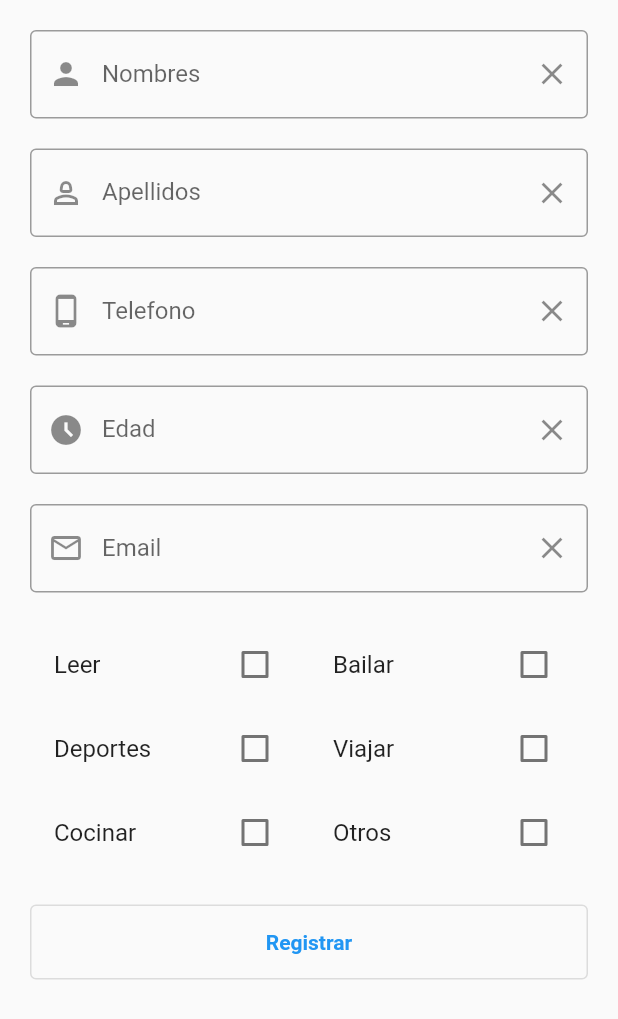
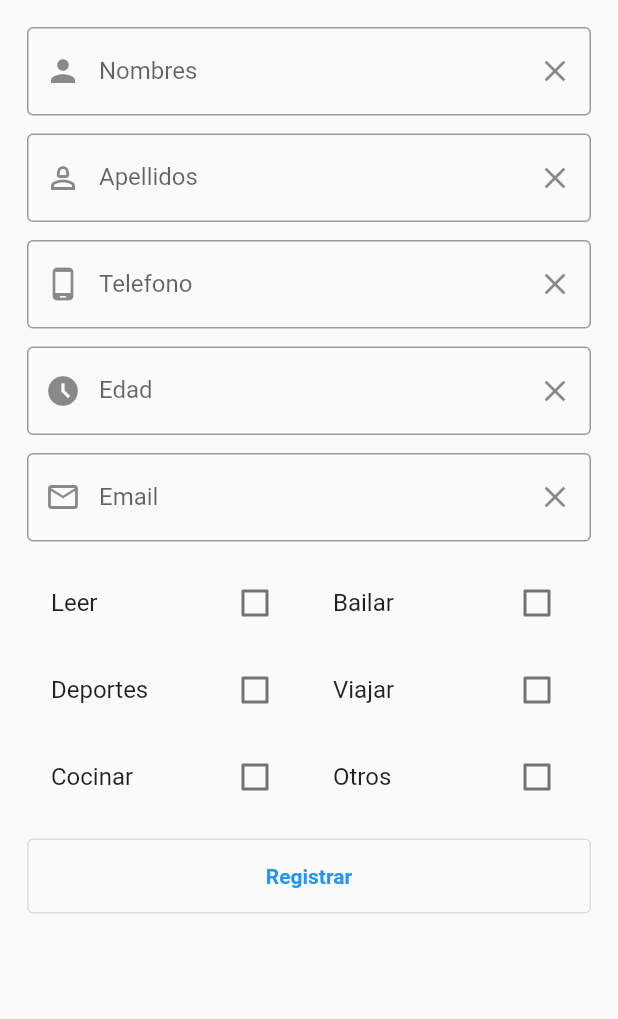
Before and after one commit to FelipeFranco0101/contact_app, a Flutter app: the FormContact screen opened directly, on a phone screen of 412 x 824 dp. Shown: the top 1019 px of the screen. Run offline on Flutter 3.47's test engine with Material 2 defaults, Android fonts, the phone set to English and light mode, and no system bars; our stand-ins replace flutter_svg, sqflite; accounts and stored records are empty.

Commit message:
Cambios de acuerdo con lo pedido por el profe en la actividad 4

```diff
--- a/lib/form_contact_page.dart
+++ b/lib/form_contact_page.dart
@@ -46,7 +46,7 @@ class FormContactState extends State<FormContact> {
           return Future(() => false);
         },
         child: Container(
-          padding: const EdgeInsets.all(20.0),
+          padding: const EdgeInsets.all(18.0),
           child: ListView(
             children: [
               Form(
@@ -71,7 +71,7 @@ class FormContactState extends State<FormContact> {
                             : null;
                       },
                     ),
-                    const SizedBox(height: 20.0),
+                    const SizedBox(height: 12.0),
                     TextFormField(
                       controller: apellidosController,
                       decoration: InputDecoration(
@@ -89,7 +89,7 @@ class FormContactState extends State<FormContact> {
                             : null;
                       },
                     ),
-                    const SizedBox(height: 20.0),
+                    const SizedBox(height: 12.0),
                     TextFormField(
                       keyboardType: TextInputType.number,
                       controller: telefonoController,
@@ -108,7 +108,7 @@ class FormContactState extends State<FormContact> {
                             : null;
                       },
                     ),
-                    const SizedBox(height: 20.0),
+                    const SizedBox(height: 12.0),
                     TextFormField(
                       keyboardType: TextInputType.number,
                       controller: edadController,
@@ -132,7 +132,7 @@ class FormContactState extends State<FormContact> {
                         return null;
                       },
                     ),
-                    const SizedBox(height: 20.0),
+                    const SizedBox(height: 12.0),
                     TextFormField(
                       controller: emailController,
                       decoration: InputDecoration(
@@ -155,14 +155,17 @@ class FormContactState extends State<FormContact> {
                         return null;
                       },
                     ),
-                    const SizedBox(height: 20.0),
+                    const SizedBox(height: 12.0),
                     Row(
                       mainAxisAlignment: MainAxisAlignment.spaceEvenly,
                       children: [
                         Expanded(
                           child: Column(
                             children: [
-                              CheckboxListTile(
+                              Padding(
+                                padding:
+                                    const EdgeInsets.symmetric(vertical: 1.0),
+                                child: CheckboxListTile(
                                   title: const Text('Leer'),
                                   value: hobbies.contains('Leer'),
                                   onChanged: (value) {
@@ -175,7 +178,11 @@ class FormContactState extends State<FormContact> {
                                     });
                                   },
                                 ),
-                              CheckboxListTile(
+                              ),
+                              Padding(
+                                padding:
+                                    const EdgeInsets.symmetric(vertical: 1.0),
+                                child: CheckboxListTile(
                                   title: const Text('Deportes'),
                                   value: hobbies.contains('Deportes'),
                                   onChanged: (value) {
@@ -188,7 +195,11 @@ class FormContactState extends State<FormContact> {
                                     });
                                   },
                                 ),
-                              CheckboxListTile(
+                              ),
+                              Padding(
+                                padding:
+                                    const EdgeInsets.symmetric(vertical: 1.0),
+                                child: CheckboxListTile(
                                   title: const Text('Cocinar'),
                                   value: hobbies.contains('Cocinar'),
                                   onChanged: (value) {
@@ -201,13 +212,17 @@ class FormContactState extends State<FormContact> {
                                     });
                                   },
                                 ),
+                              ),
                             ],
                           ),
                         ),
                         Expanded(
                           child: Column(
                             children: [
-                              CheckboxListTile(
+                              Padding(
+                                padding:
+                                    const EdgeInsets.symmetric(vertical: 1.0),
+                                child: CheckboxListTile(
                                   title: const Text('Bailar'),
                                   value: hobbies.contains('Bailar'),
                                   onChanged: (value) {
@@ -220,7 +235,11 @@ class FormContactState extends State<FormContact> {
                                     });
                                   },
                                 ),
-                              CheckboxListTile(
+                              ),
+                              Padding(
+                                padding:
+                                    const EdgeInsets.symmetric(vertical: 1.0),
+                                child: CheckboxListTile(
                                   title: const Text('Viajar'),
                                   value: hobbies.contains('Viajar'),
                                   onChanged: (value) {
@@ -233,7 +252,11 @@ class FormContactState extends State<FormContact> {
                                     });
                                   },
                                 ),
-                              CheckboxListTile(
+                              ),
+                              Padding(
+                                padding:
+                                    const EdgeInsets.symmetric(vertical: 1.0),
+                                child: CheckboxListTile(
                                   title: const Text('Otros'),
                                   value: hobbies.contains('Otros'),
                                   onChanged: (value) {
@@ -246,12 +269,13 @@ class FormContactState extends State<FormContact> {
                                     });
                                   },
                                 ),
+                              ),
                             ],
                           ),
                         ),
                       ],
                     ),
-                    const SizedBox(height: 20.0),
+                    const SizedBox(height: 12.0),
                   ],
                 ),
               ),
```
Lines whose indentation alone changed are shown as unchanged.
